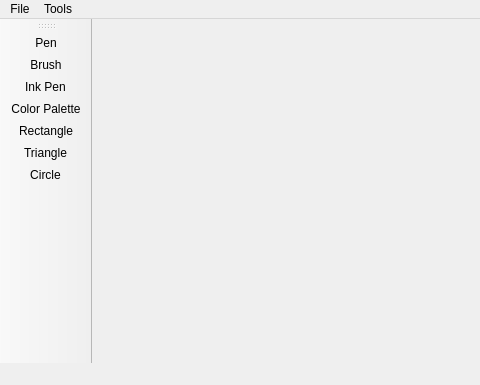
Above: mainwindow.ui from traschke/cpp-bht-sose16-a04 before the change; both pictures show x 0 to 480 and y 0 to 385 of the 718 by 385 pixel window. Below: the same form after it.
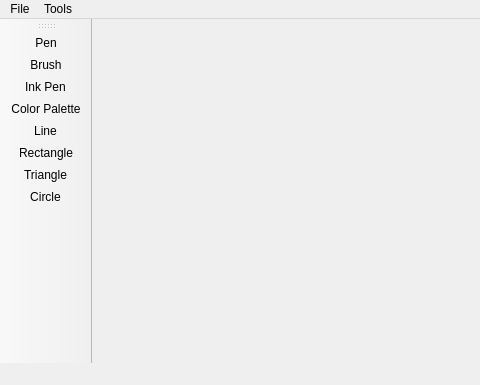
That is the form after the change. Icons and pictures are not drawn.

Commit message: [ADD] line, still buggy.

Patch:
```diff
--- a/mainwindow.ui
+++ b/mainwindow.ui
@@ -346,6 +346,7 @@
    <addaction name="actionBrush"/>
    <addaction name="actionInk_Pen"/>
    <addaction name="actionColorPalette"/>
+   <addaction name="actionLine"/>
    <addaction name="actionRectangle"/>
    <addaction name="actionTriangle"/>
    <addaction name="actionCircle"/>
@@ -459,6 +460,15 @@
     <string>Settings</string>
    </property>
   </action>
+  <action name="actionLine">
+   <property name="icon">
+    <iconset resource="res.qrc">
+     <normaloff>:/icons/icons/ic_line_drawing_24x24.png</normaloff>:/icons/icons/ic_line_drawing_24x24.png</iconset>
+   </property>
+   <property name="text">
+    <string>Line</string>
+   </property>
+  </action>
  </widget>
  <layoutdefault spacing="6" margin="11"/>
  <resources>
```
The commit also changes 9 other files.
